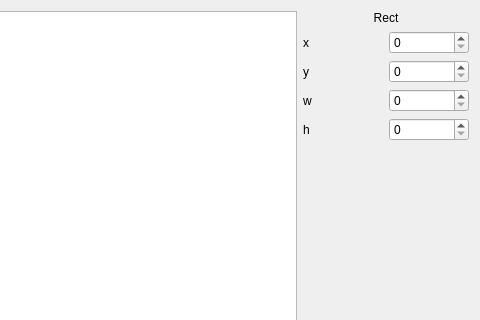
The window that src/An1mated/frameeditdialog.ui (jkbz64/An1mated) describes before a commit, drawn with Qt 5; both pictures show x 260 to 740 and y 0 to 320 of the 740 by 604 pixel window.
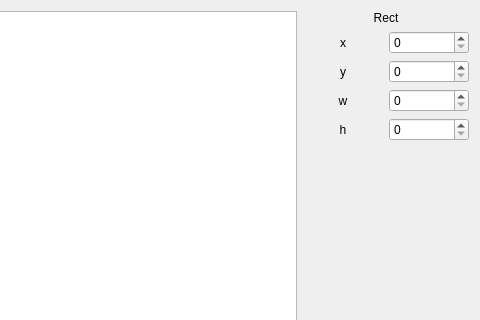
The same window after the commit. Custom widgets are drawn as their Qt base class.

Diff of the .ui file:
```diff
--- a/src/An1mated/frameeditdialog.ui
+++ b/src/An1mated/frameeditdialog.ui
@@ -19,6 +19,9 @@
      <property name="text">
       <string>x</string>
      </property>
+     <property name="alignment">
+      <set>Qt::AlignCenter</set>
+     </property>
     </widget>
    </item>
    <item row="6" column="1">
@@ -36,6 +39,9 @@
      <property name="text">
       <string>y</string>
      </property>
+     <property name="alignment">
+      <set>Qt::AlignCenter</set>
+     </property>
     </widget>
    </item>
    <item row="0" column="0" rowspan="6" colspan="2">
@@ -52,6 +58,9 @@
      <property name="text">
       <string>w</string>
      </property>
+     <property name="alignment">
+      <set>Qt::AlignCenter</set>
+     </property>
     </widget>
    </item>
    <item row="3" column="3">
@@ -62,6 +71,9 @@
      <property name="text">
       <string>h</string>
      </property>
+     <property name="alignment">
+      <set>Qt::AlignCenter</set>
+     </property>
     </widget>
    </item>
    <item row="4" column="3">
```
